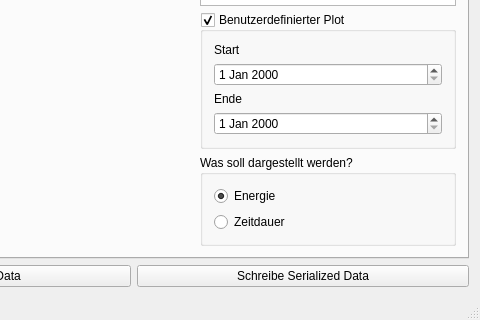
Before: the Qt Designer form qsolanizer.ui in taxus13/QSolanizer, drawn with Qt 5; both pictures show x 549 to 1029 and y 353 to 673 of the 1029 by 673 pixel window.
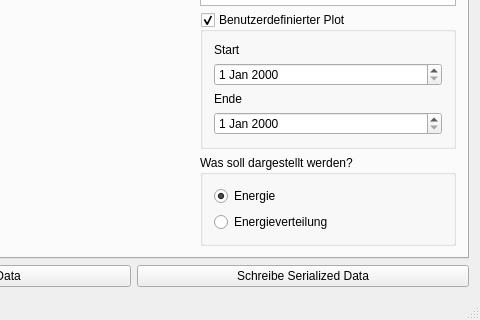
After: the same form once the commit is applied. Custom widgets are drawn as their Qt base class.

Diff of the .ui file:
```diff
--- a/qsolanizer.ui
+++ b/qsolanizer.ui
@@ -366,7 +366,7 @@
                    <item>
                     <widget class="QRadioButton" name="radioButton_2">
                      <property name="text">
-                      <string>Zeitdauer</string>
+                      <string>Energieverteilung</string>
                      </property>
                     </widget>
                    </item>
```
Left out of the diff: 4 changed lines with no effect on the pictures.
